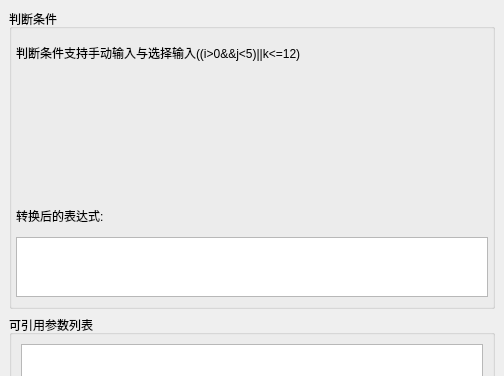
Qt form SelfWidget/myconditionsetting.ui (xibeilang524/Graphics) before a commit; both pictures show x 0 to 504 and y 0 to 376 of the 504 by 724 pixel window.
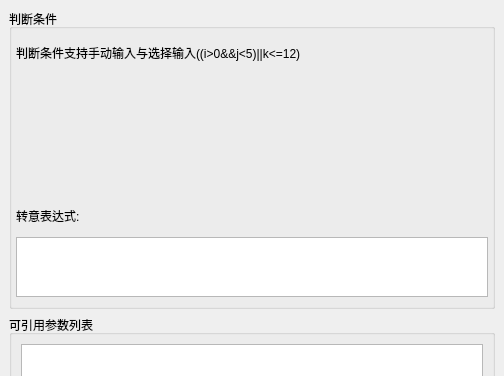
The same form after that commit.

The edit to the form file:
```diff
--- a/SelfWidget/myconditionsetting.ui
+++ b/SelfWidget/myconditionsetting.ui
@@ -76,7 +76,7 @@
             </size>
            </property>
            <property name="text">
-            <string>转换后的表达式:</string>
+            <string>转意表达式:</string>
            </property>
           </widget>
          </item>
```
